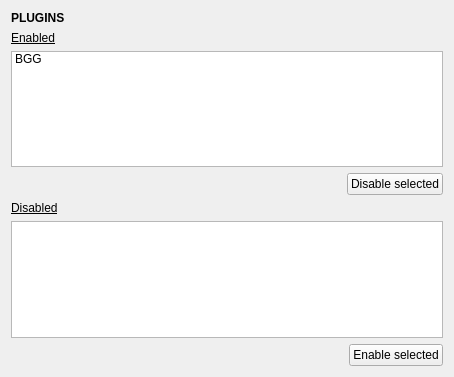
Before: the Qt Designer form ui/designer/plugins.ui in arielvb/collector, drawn with Qt 5.
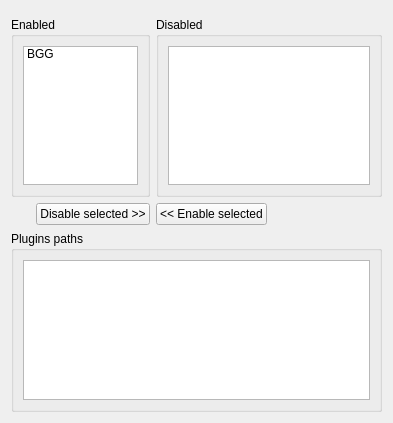
After: the same form once the commit is applied.

Commit message: Modify plugins widget, and mainWindow

Patch:
```diff
--- a/ui/designer/plugins.ui
+++ b/ui/designer/plugins.ui
@@ -6,8 +6,8 @@
    <rect>
     <x>0</x>
     <y>0</y>
-    <width>454</width>
-    <height>377</height>
+    <width>393</width>
+    <height>423</height>
    </rect>
   </property>
   <property name="windowTitle">
@@ -15,30 +15,18 @@
   </property>
   <layout class="QVBoxLayout" name="verticalLayout_3">
    <item>
-    <widget class="QLabel" name="label">
-     <property name="font">
-      <font>
-       <weight>75</weight>
-       <bold>true</bold>
-      </font>
-     </property>
-     <property name="text">
-      <string>PLUGINS</string>
-     </property>
-    </widget>
+    <widget class="QWidget" name="topbar" native="true"/>
    </item>
    <item>
-    <widget class="QLabel" name="label_2">
-     <property name="font">
-      <font>
-       <underline>true</underline>
-      </font>
-     </property>
-     <property name="text">
+    <layout class="QHBoxLayout" name="manageLayout">
+     <item>
+      <layout class="QVBoxLayout" name="enabledLayout">
+       <item>
+        <widget class="QGroupBox" name="groupBox">
+         <property name="title">
       <string>Enabled</string>
      </property>
-    </widget>
-   </item>
+         <layout class="QVBoxLayout" name="verticalLayout">
    <item>
     <widget class="QListWidget" name="listWidget">
      <item>
@@ -48,8 +36,11 @@
      </item>
     </widget>
    </item>
+         </layout>
+        </widget>
+       </item>
    <item>
-    <layout class="QHBoxLayout" name="horizontalLayout">
+        <layout class="QHBoxLayout" name="horizontalLayout_2">
      <item>
       <spacer name="horizontalSpacer">
        <property name="orientation">
@@ -66,50 +57,67 @@
      <item>
       <widget class="QPushButton" name="pushButton_2">
        <property name="text">
-        <string>Disable selected</string>
+            <string>Disable selected &gt;&gt;</string>
        </property>
       </widget>
      </item>
     </layout>
    </item>
+      </layout>
+     </item>
    <item>
-    <widget class="QLabel" name="label_3">
-     <property name="font">
-      <font>
-       <underline>true</underline>
-      </font>
-     </property>
-     <property name="text">
+      <layout class="QVBoxLayout" name="disabledLayout">
+       <item>
+        <widget class="QGroupBox" name="groupBox_3">
+         <property name="title">
       <string>Disabled</string>
      </property>
-    </widget>
-   </item>
+         <layout class="QVBoxLayout" name="verticalLayout_4">
    <item>
     <widget class="QListWidget" name="listWidget_2"/>
    </item>
-   <item>
-    <layout class="QHBoxLayout" name="horizontalLayout_2">
-     <item>
-      <spacer name="horizontalSpacer_2">
-       <property name="orientation">
-        <enum>Qt::Horizontal</enum>
-       </property>
-       <property name="sizeHint" stdset="0">
-        <size>
-         <width>40</width>
-         <height>20</height>
-        </size>
-       </property>
-      </spacer>
-     </item>
+         </layout>
+        </widget>
+       </item>
+       <item>
+        <layout class="QHBoxLayout" name="horizontalLayout_3">
      <item>
       <widget class="QPushButton" name="pushButton">
        <property name="text">
-        <string>Enable selected</string>
+            <string>&lt;&lt; Enable selected</string>
        </property>
       </widget>
      </item>
-    </layout>
+         <item>
+          <spacer name="horizontalSpacer_2">
+           <property name="orientation">
+            <enum>Qt::Horizontal</enum>
+           </property>
+           <property name="sizeHint" stdset="0">
+            <size>
+             <width>255</width>
+             <height>20</height>
+            </size>
+           </property>
+          </spacer>
+         </item>
+        </layout>
+       </item>
+      </layout>
+     </item>
+    </layout>
+   </item>
+   <item>
+    <widget class="QGroupBox" name="groupBox_2">
+     <property name="title">
+      <string>Plugins paths</string>
+     </property>
+     <layout class="QVBoxLayout" name="verticalLayout_2">
+      <item>
+       <widget class="QListWidget" name="locations"/>
+      </item>
+     </layout>
+    </widget>
    </item>
   </layout>
  </widget>
```
Lines whose indentation alone changed are shown as unchanged. The commit also changes 1 other file.
